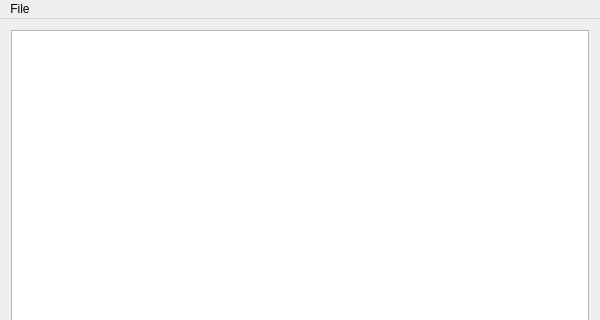
LykBran/QtLAccounts, file mainwindow.ui: the form before one commit; both pictures show x 0 to 600 and y 0 to 320 of the 600 by 600 pixel window.
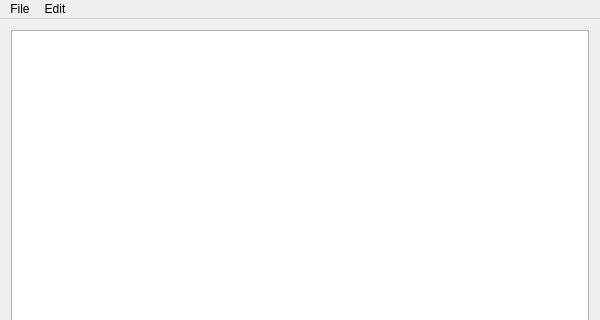
The form after the commit.

Commit message: 添加复制功能。

What changed in the file:
```diff
--- a/mainwindow.ui
+++ b/mainwindow.ui
@@ -42,7 +42,16 @@
     <addaction name="separator"/>
     <addaction name="actionOpen_Accounts_File"/>
    </widget>
+   <widget class="QMenu" name="menuEdit">
+    <property name="title">
+     <string>Edit</string>
+    </property>
+    <addaction name="actionCopy_Username"/>
+    <addaction name="actionCopy_Password"/>
+    <addaction name="actionCopy"/>
+   </widget>
    <addaction name="menuFile"/>
+   <addaction name="menuEdit"/>
   </widget>
   <action name="actionAdd">
    <property name="enabled">
```
Left out of the diff: 24 changed lines with no effect on the pictures. The commit also changes 2 other files.
